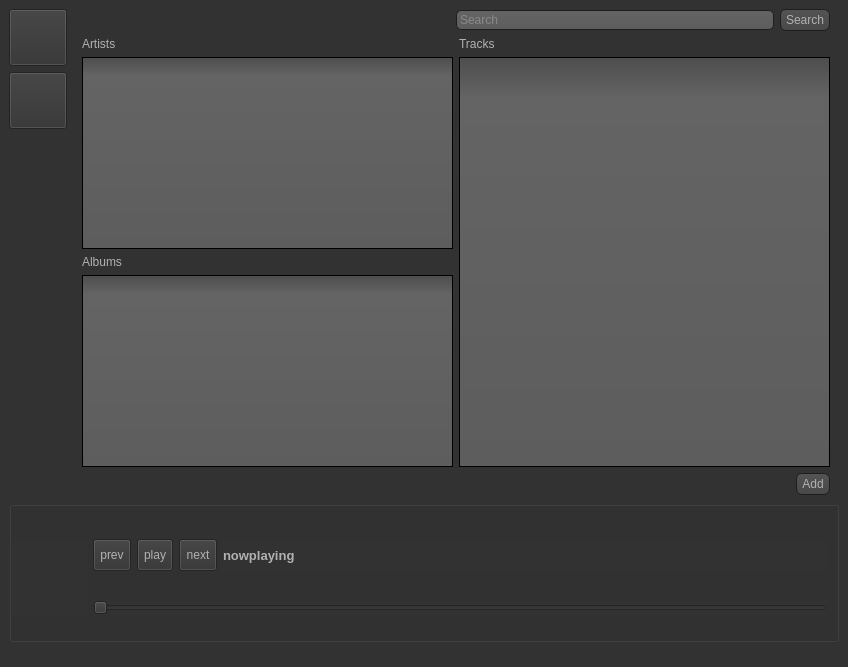
nightfire8199/project-hermes, file ui1.ui: the form before one commit.
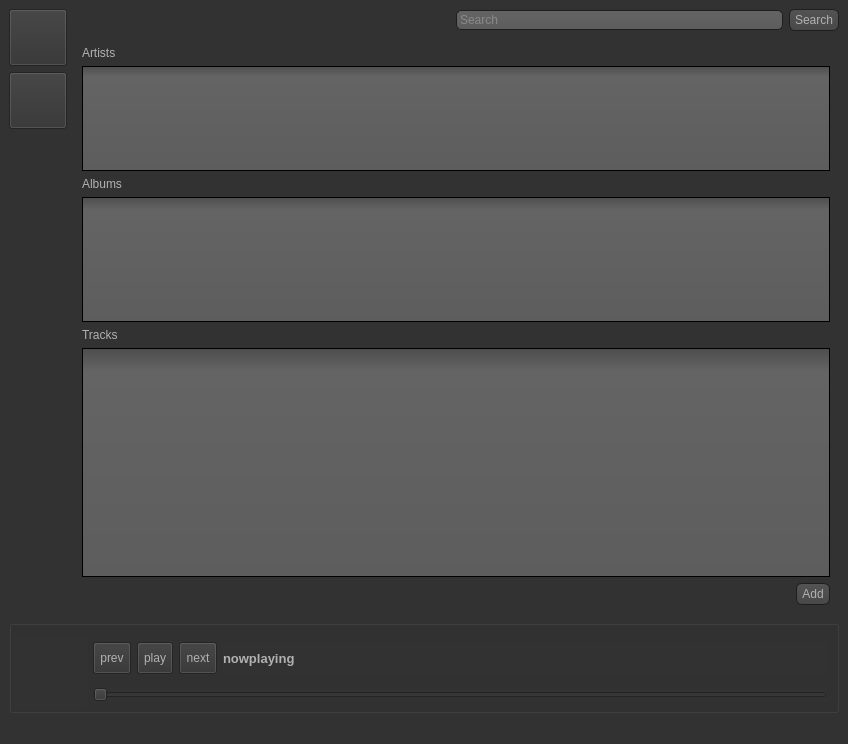
The form after the commit. The open tabs and pages were chosen to show the change. Icons and pictures are not drawn.

Commit message: search overhaul

What changed in the file:
```diff
--- a/ui1.ui
+++ b/ui1.ui
@@ -7,7 +7,7 @@
     <x>0</x>
     <y>0</y>
     <width>848</width>
-    <height>667</height>
+    <height>744</height>
    </rect>
   </property>
   <property name="sizePolicy">
@@ -488,10 +488,7 @@
      <verstretch>0</verstretch>
     </sizepolicy>
    </property>
-   <layout class="QGridLayout" name="gridLayout_2">
-    <property name="bottomMargin">
-     <number>3</number>
-    </property>
+   <layout class="QGridLayout" name="gridLayout_4">
     <item row="0" column="0">
      <layout class="QHBoxLayout" name="horizontalLayout_8">
       <item>
@@ -546,6 +543,49 @@
        </layout>
       </item>
       <item>
+       <layout class="QVBoxLayout" name="verticalLayout_4">
+        <item>
+         <layout class="QHBoxLayout" name="horizontalLayout_3">
+          <item>
+           <spacer name="horizontalSpacer_2">
+            <property name="orientation">
+             <enum>Qt::Horizontal</enum>
+            </property>
+            <property name="sizeHint" stdset="0">
+             <size>
+              <width>40</width>
+              <height>20</height>
+             </size>
+            </property>
+           </spacer>
+          </item>
+          <item>
+           <layout class="QHBoxLayout" name="horizontalLayout_2">
+            <item>
+             <widget class="QLineEdit" name="searchBox">
+              <property name="inputMask">
+               <string/>
+              </property>
+              <property name="text">
+               <string/>
+              </property>
+              <property name="placeholderText">
+               <string>Search</string>
+              </property>
+             </widget>
+            </item>
+            <item>
+             <widget class="QPushButton" name="searchButton">
+              <property name="text">
+               <string>Search</string>
+              </property>
+             </widget>
+            </item>
+           </layout>
+          </item>
+         </layout>
+        </item>
+        <item>
        <widget class="QStackedWidget" name="stack">
         <property name="sizePolicy">
          <sizepolicy hsizetype="Expanding" vsizetype="Expanding">
@@ -686,57 +726,7 @@
            <verstretch>0</verstretch>
           </sizepolicy>
          </property>
-         <layout class="QGridLayout" name="gridLayout_4">
-          <property name="topMargin">
-           <number>0</number>
-          </property>
-          <property name="bottomMargin">
-           <number>0</number>
-          </property>
-          <property name="spacing">
-           <number>6</number>
-          </property>
-          <item row="0" column="0" colspan="2">
-           <layout class="QHBoxLayout" name="horizontalLayout_3">
-            <item>
-             <spacer name="horizontalSpacer_2">
-              <property name="orientation">
-               <enum>Qt::Horizontal</enum>
-              </property>
-              <property name="sizeHint" stdset="0">
-               <size>
-                <width>40</width>
-                <height>20</height>
-               </size>
-              </property>
-             </spacer>
-            </item>
-            <item>
-             <layout class="QHBoxLayout" name="horizontalLayout_2">
-              <item>
-               <widget class="QLineEdit" name="searchBox">
-                <property name="inputMask">
-                 <string/>
-                </property>
-                <property name="text">
-                 <string/>
-                </property>
-                <property name="placeholderText">
-                 <string>Search</string>
-                </property>
-               </widget>
-              </item>
-              <item>
-               <widget class="QPushButton" name="searchButton">
-                <property name="text">
-                 <string>Search</string>
-                </property>
-               </widget>
-              </item>
-             </layout>
-            </item>
-           </layout>
-          </item>
+           <layout class="QGridLayout" name="gridLayout_2">
           <item row="1" column="0">
            <layout class="QVBoxLayout" name="verticalLayout">
             <item>
@@ -748,6 +738,24 @@
             </item>
             <item>
              <widget class="QListWidget" name="searchResults_Art">
+                <property name="sizePolicy">
+                 <sizepolicy hsizetype="Expanding" vsizetype="Minimum">
+                  <horstretch>0</horstretch>
+                  <verstretch>0</verstretch>
+                 </sizepolicy>
+                </property>
+                <property name="minimumSize">
+                 <size>
+                  <width>0</width>
+                  <height>105</height>
+                 </size>
+                </property>
+                <property name="maximumSize">
+                 <size>
+                  <width>16777215</width>
+                  <height>105</height>
+                 </size>
+                </property>
               <property name="movement">
                <enum>QListView::Snap</enum>
               </property>
@@ -771,6 +779,24 @@
             </item>
             <item>
              <widget class="QListWidget" name="searchResults_Alb">
+                <property name="sizePolicy">
+                 <sizepolicy hsizetype="Expanding" vsizetype="Minimum">
+                  <horstretch>0</horstretch>
+                  <verstretch>0</verstretch>
+                 </sizepolicy>
+                </property>
+                <property name="minimumSize">
+                 <size>
+                  <width>0</width>
+                  <height>125</height>
+                 </size>
+                </property>
+                <property name="maximumSize">
+                 <size>
+                  <width>16777215</width>
+                  <height>125</height>
+                 </size>
+                </property>
               <property name="movement">
                <enum>QListView::Snap</enum>
               </property>
@@ -782,9 +808,7 @@
               </property>
              </widget>
             </item>
-           </layout>
-          </item>
-          <item row="1" column="1">
+              <item>
            <layout class="QVBoxLayout" name="verticalLayout_2">
             <item>
              <widget class="QLabel" name="label_2">
@@ -798,14 +822,16 @@
               <property name="minimumSize">
                <size>
                 <width>0</width>
-                <height>350</height>
+                    <height>0</height>
                </size>
               </property>
              </widget>
             </item>
            </layout>
           </item>
-          <item row="2" column="0" colspan="2">
+             </layout>
+            </item>
+            <item row="2" column="0">
            <layout class="QHBoxLayout" name="horizontalLayout_4">
             <property name="topMargin">
              <number>0</number>
@@ -844,10 +870,12 @@
       </item>
      </layout>
     </item>
+     </layout>
+    </item>
     <item row="1" column="0">
      <widget class="QGroupBox" name="groupBox">
       <property name="sizePolicy">
-       <sizepolicy hsizetype="Expanding" vsizetype="Expanding">
+       <sizepolicy hsizetype="Expanding" vsizetype="Minimum">
         <horstretch>0</horstretch>
         <verstretch>0</verstretch>
        </sizepolicy>
```
Left out of the diff: 2 changed lines with no effect on the pictures. Lines whose indentation alone changed are shown as unchanged. The commit also changes 18 other files.
